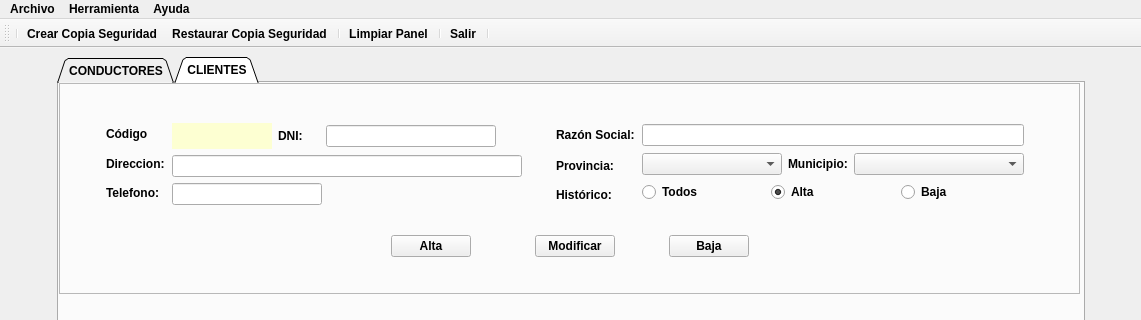
Qt form templates/venta_principal.ui (EliasVGZ/vierafernandez2324) before a commit; both pictures show x 0 to 1141 and y 0 to 320 of the 1141 by 918 pixel window.
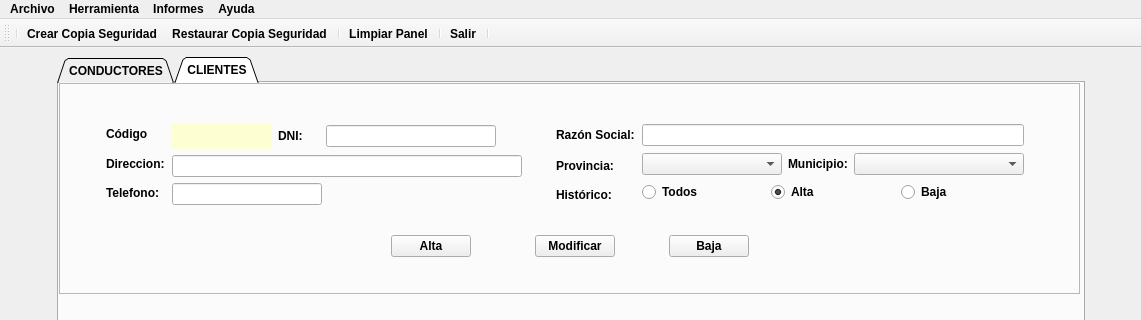
The same form after that commit. Icons and pictures are not drawn.

Commit message: creando informes de clientes

```diff
--- a/templates/venta_principal.ui
+++ b/templates/venta_principal.ui
@@ -1756,8 +1756,16 @@
     <addaction name="actionExportar_Datos_Clientes_XLS"/>
     <addaction name="actionImportar_Datos_Clientes_XLS"/>
    </widget>
+   <widget class="QMenu" name="menuInformes">
+    <property name="title">
+     <string>Informes</string>
+    </property>
+    <addaction name="actionListado_Clientes"/>
+    <addaction name="actionListado_Conductors"/>
+   </widget>
    <addaction name="menuArchivo"/>
    <addaction name="menuCrear_Copia_Seguridad"/>
+   <addaction name="menuInformes"/>
    <addaction name="menuHelp"/>
   </widget>
   <widget class="QToolBar" name="barSalir">
```
Left out of the diff: 18 changed lines with no effect on the pictures. The commit also changes 26 other files.
